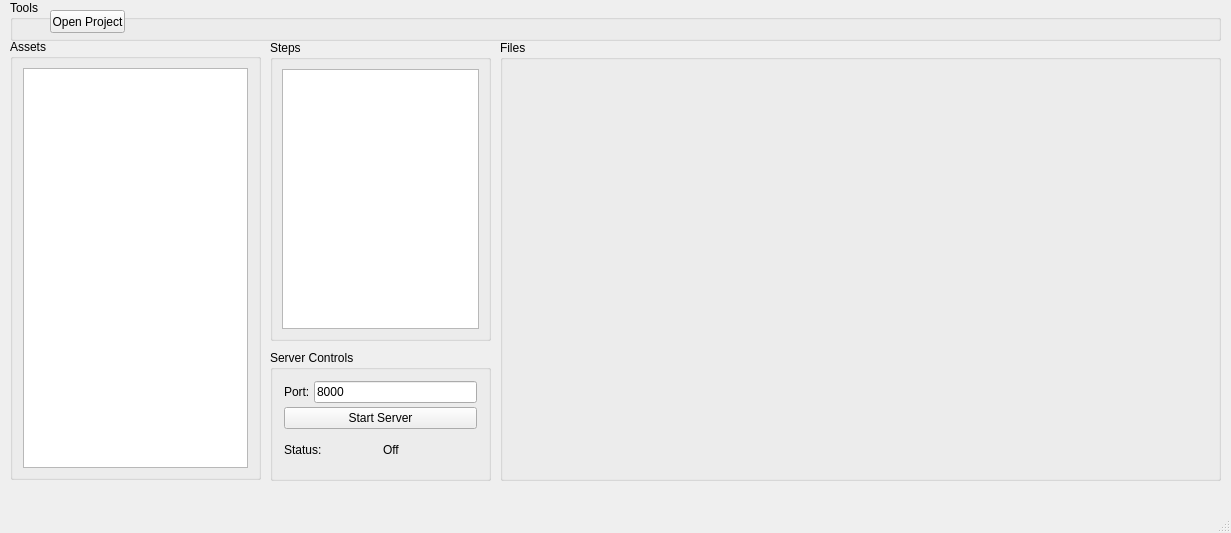
The window that UI/Testui copy.ui (Fxnarji/Primux) describes before a commit, drawn with Qt 5.
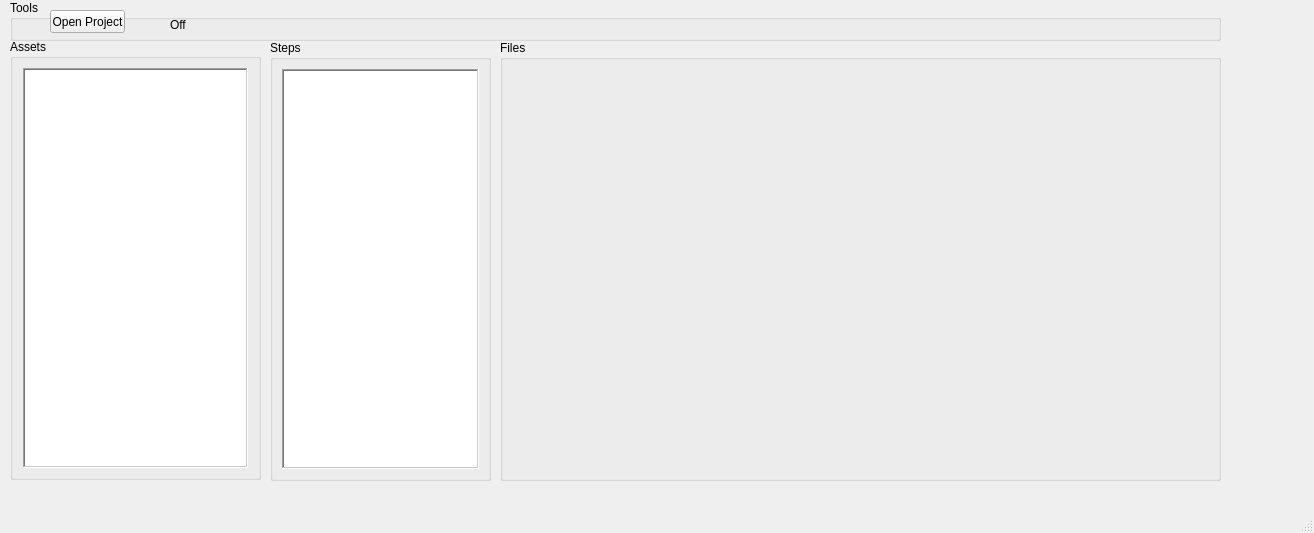
The same window after the commit.

The edit to the form file:
```diff
--- a/UI/Testui copy.ui
+++ b/UI/Testui copy.ui
@@ -6,7 +6,7 @@
    <rect>
     <x>0</x>
     <y>0</y>
-    <width>1231</width>
+    <width>1314</width>
     <height>533</height>
    </rect>
   </property>
@@ -14,92 +14,6 @@
    <string>MainWindow</string>
   </property>
   <widget class="QWidget" name="centralwidget">
-   <widget class="QGroupBox" name="groupBox">
-    <property name="geometry">
-     <rect>
-      <x>270</x>
-      <y>350</y>
-      <width>221</width>
-      <height>131</height>
-     </rect>
-    </property>
-    <property name="title">
-     <string>Server Controls</string>
-    </property>
-    <layout class="QVBoxLayout" name="verticalLayout_2">
-     <item>
-      <layout class="QVBoxLayout" name="verticalLayout">
-       <property name="spacing">
-        <number>4</number>
-       </property>
-       <property name="sizeConstraint">
-        <enum>QLayout::SizeConstraint::SetMaximumSize</enum>
-       </property>
-       <property name="leftMargin">
-        <number>2</number>
-       </property>
-       <property name="topMargin">
-        <number>2</number>
-       </property>
-       <property name="rightMargin">
-        <number>2</number>
-       </property>
-       <property name="bottomMargin">
-        <number>2</number>
-       </property>
-       <item>
-        <layout class="QHBoxLayout" name="horizontalLayout">
-         <item>
-          <widget class="QLabel" name="label_2">
-           <property name="text">
-            <string>Port:</string>
-           </property>
-          </widget>
-         </item>
-         <item>
-          <widget class="QLineEdit" name="inpt_port">
-           <property name="text">
-            <string>8000</string>
-           </property>
-           <property name="maxLength">
-            <number>4</number>
-           </property>
-           <property name="clearButtonEnabled">
-            <bool>false</bool>
-           </property>
-          </widget>
-         </item>
-        </layout>
-       </item>
-       <item>
-        <widget class="QPushButton" name="bt_start_server">
-         <property name="text">
-          <string>Start Server</string>
-         </property>
-        </widget>
-       </item>
-       <item>
-        <layout class="QHBoxLayout" name="horizontalLayout_2">
-         <item>
-          <widget class="QLabel" name="label">
-           <property name="text">
-            <string>Status:</string>
-           </property>
-          </widget>
-         </item>
-         <item>
-          <widget class="QLabel" name="out_status">
-           <property name="text">
-            <string>Off</string>
-           </property>
-          </widget>
-         </item>
-        </layout>
-       </item>
-      </layout>
-     </item>
-    </layout>
-   </widget>
    <widget class="QGroupBox" name="groupBox_2">
     <property name="geometry">
      <rect>
@@ -112,6 +26,9 @@
     <property name="title">
      <string>Assets</string>
     </property>
+    <property name="flat">
+     <bool>true</bool>
+    </property>
     <layout class="QHBoxLayout" name="horizontalLayout_3">
      <property name="leftMargin">
       <number>10</number>
@@ -120,7 +37,14 @@
       <number>10</number>
      </property>
      <item>
-      <widget class="QTreeView" name="treeView"/>
+      <widget class="QTreeView" name="treeView">
+       <property name="autoFillBackground">
+        <bool>true</bool>
+       </property>
+       <property name="frameShape">
+        <enum>QFrame::WinPanel</enum>
+       </property>
+      </widget>
      </item>
     </layout>
    </widget>
@@ -130,15 +54,25 @@
       <x>270</x>
       <y>40</y>
       <width>221</width>
-      <height>301</height>
+      <height>441</height>
      </rect>
     </property>
     <property name="title">
      <string>Steps</string>
     </property>
+    <property name="flat">
+     <bool>true</bool>
+    </property>
     <layout class="QHBoxLayout" name="horizontalLayout_4">
      <item>
-      <widget class="QListWidget" name="asset_step_list"/>
+      <widget class="QListWidget" name="asset_step_list">
+       <property name="autoFillBackground">
+        <bool>true</bool>
+       </property>
+       <property name="frameShape">
+        <enum>QFrame::WinPanel</enum>
+       </property>
+      </widget>
      </item>
     </layout>
    </widget>
@@ -154,6 +88,9 @@
     <property name="title">
      <string>Tools</string>
     </property>
+    <property name="flat">
+     <bool>true</bool>
+    </property>
     <widget class="QPushButton" name="bt_populate_list">
      <property name="geometry">
       <rect>
@@ -167,6 +104,19 @@
       <string>Open Project</string>
      </property>
     </widget>
+    <widget class="QLabel" name="out_status">
+     <property name="geometry">
+      <rect>
+       <x>160</x>
+       <y>10</y>
+       <width>94</width>
+       <height>29</height>
+      </rect>
+     </property>
+     <property name="text">
+      <string>Off</string>
+     </property>
+    </widget>
    </widget>
    <widget class="QGroupBox" name="groupBox_5">
     <property name="geometry">
@@ -182,7 +132,11 @@
     </property>
    </widget>
   </widget>
-  <widget class="QStatusBar" name="statusbar"/>
+  <widget class="QStatusBar" name="statusbar">
+   <property name="enabled">
+    <bool>true</bool>
+   </property>
+  </widget>
  </widget>
  <resources/>
  <connections/>
```
Left out of the diff: 3 changed lines with no effect on the pictures.
